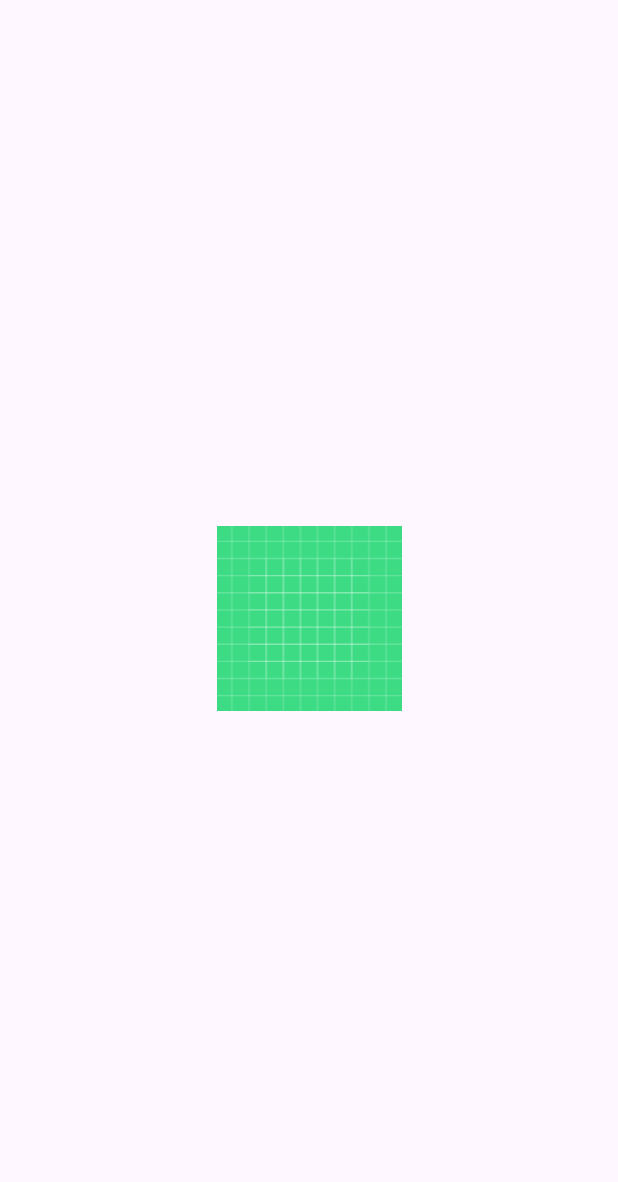
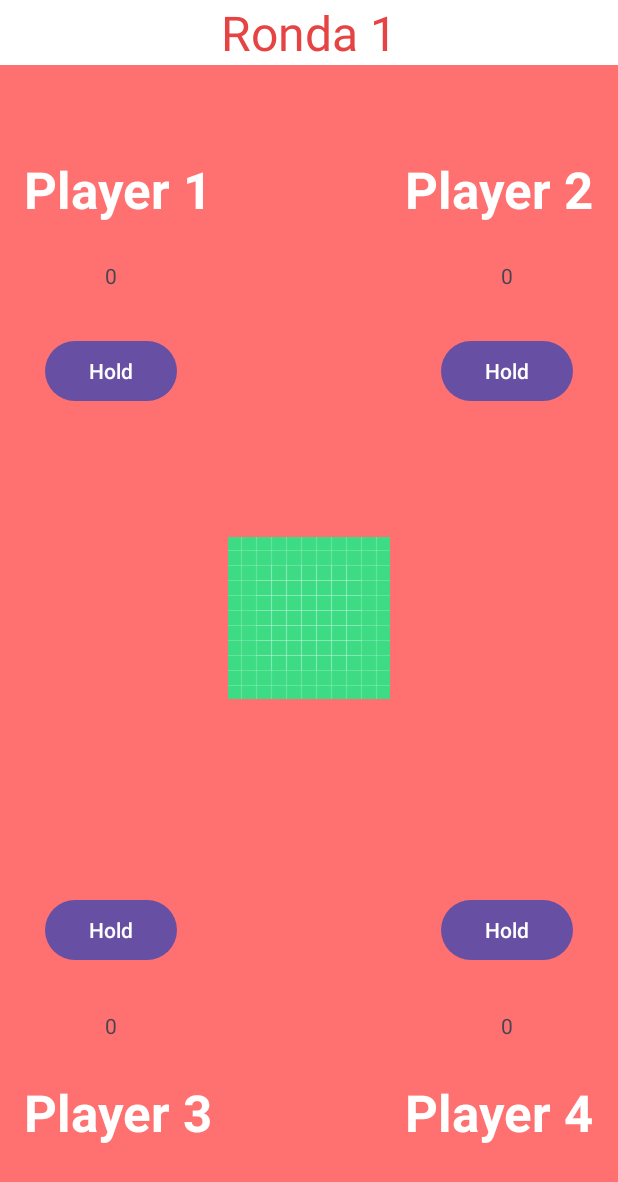
Before and after one commit to byMarkky/pig_app, an Android app: the layout activity_main.xml on its own in the app's theme, with its tools: preview values and no code run, on a phone screen of 412 x 824 dp. Shown: the top 1182 px of the screen. Run offline under Robolectric (Android 15) with nearby library versions, the phone set to English and light mode, and no system bars.

Commit message:
UI Approach

```diff
--- a/app/src/main/java/com/example/pig_marco_ramos/MainActivity.kt
+++ b/app/src/main/java/com/example/pig_marco_ramos/MainActivity.kt
@@ -1,11 +1,9 @@
 package com.example.pig_marco_ramos
 
-import android.animation.ValueAnimator
 import android.os.Bundle
 import androidx.activity.enableEdgeToEdge
 import androidx.appcompat.app.AppCompatActivity
 import com.example.pig_marco_ramos.databinding.ActivityMainBinding
-import kotlin.random.Random
 
 class MainActivity : AppCompatActivity() {
 
@@ -20,24 +18,18 @@ class MainActivity : AppCompatActivity() {
 
         val animDuration: Long = 450
 
-        binding.imageView.setOnClickListener {
-            val random = (Random.nextInt(0, 6) + 1)
+        val players = arrayOf(
+            Player("Jugador 1", binding.playerOneText, binding.playerOneHold),
+            Player("Jugador 2", binding.playerTwoText,binding.playerTwoHold),
+            Player("Jugador 3", binding.playerThreeText,binding.playerThreeHold),
+            Player("Jugador 4", binding.playerFourText,binding.playerFourHold))
 
-            val valueAnimator = ValueAnimator.ofInt(1, random)
+        for (player in players) {
+            player.holdButton.setOnClickListener {
+                player.label.text = player.name
+            }
+        }
 
-            valueAnimator.addUpdateListener {
-                binding.textView.text = valueAnimator.animatedValue.toString()
-            }
 
-            valueAnimator.setDuration(animDuration)
-
-            if (ronda >= 5) {
-                binding.textView.text = "Se acabo el juego"
-            } else {
-                binding.textView.text = random.toString()
-                valueAnimator.start()
-                ronda += 1
-            }
-        }   // onClickListener
     }   // onCreate
 }
--- /dev/null
+++ b/app/src/main/java/com/example/pig_marco_ramos/Player.kt
@@ -0,0 +1,11 @@
+package com.example.pig_marco_ramos
+
+import android.widget.Button
+import android.widget.TextView
+
+class Player(var name: String, var label: TextView, var holdButton: Button) {
+
+    var totalPoints: Int = 0
+
+    val currentPoints: Int = 0
+}
--- a/app/src/main/res/layout/activity_main.xml
+++ b/app/src/main/res/layout/activity_main.xml
@@ -5,31 +5,162 @@
     android:id="@+id/main"
     android:layout_width="match_parent"
     android:layout_height="match_parent"
+    android:background="#FF7171"
     tools:context=".MainActivity">
+
+    <TextView
+        android:id="@+id/roudnCounter"
+        android:layout_width="0dp"
+        android:layout_height="wrap_content"
+        android:background="#FFFFFF"
+        android:text="@string/round_counter"
+        android:textAlignment="center"
+        android:textColor="@color/red_title"
+        android:textSize="32sp"
+        app:layout_constraintEnd_toEndOf="parent"
+        app:layout_constraintStart_toStartOf="parent"
+        app:layout_constraintTop_toTopOf="parent" />
+
+    <TextView
+        android:id="@+id/playerOneText"
+        android:layout_width="wrap_content"
+        android:layout_height="wrap_content"
+        android:layout_marginStart="16dp"
+        android:layout_marginTop="60dp"
+        android:text="Player 1"
+        android:textColor="@color/white"
+        android:textSize="34sp"
+        android:textStyle="bold"
+        app:layout_constraintStart_toStartOf="parent"
+        app:layout_constraintTop_toBottomOf="@+id/roudnCounter" />
+
+    <TextView
+        android:id="@+id/playerTwoText"
+        android:layout_width="wrap_content"
+        android:layout_height="wrap_content"
+        android:layout_marginTop="60dp"
+        android:layout_marginEnd="16dp"
+        android:text="Player 2"
+        android:textColor="@color/white"
+        android:textSize="34sp"
+        android:textStyle="bold"
+        app:layout_constraintEnd_toEndOf="parent"
+        app:layout_constraintTop_toBottomOf="@+id/roudnCounter" />
+
+    <TextView
+        android:id="@+id/playerThreeText"
+        android:layout_width="wrap_content"
+        android:layout_height="wrap_content"
+        android:layout_marginStart="16dp"
+        android:layout_marginBottom="60dp"
+        android:text="Player 3"
+        android:textColor="@color/white"
+        android:textSize="34sp"
+        android:textStyle="bold"
+        app:layout_constraintBottom_toBottomOf="parent"
+        app:layout_constraintStart_toStartOf="parent" />
+
+    <TextView
+        android:id="@+id/playerFourText"
+        android:layout_width="wrap_content"
+        android:layout_height="wrap_content"
+        android:layout_marginEnd="16dp"
+        android:layout_marginBottom="60dp"
+        android:text="Player 4"
+        android:textColor="@color/white"
+        android:textSize="34sp"
+        android:textStyle="bold"
+        app:layout_constraintBottom_toBottomOf="parent"
+        app:layout_constraintEnd_toEndOf="parent" />
 
     <ImageView
         android:id="@+id/imageView"
-        android:layout_width="124dp"
-        android:layout_height="123dp"
+        android:layout_width="wrap_content"
+        android:layout_height="wrap_content"
         app:layout_constraintBottom_toBottomOf="parent"
         app:layout_constraintEnd_toEndOf="parent"
-        app:layout_constraintHorizontal_bias="0.5"
         app:layout_constraintStart_toStartOf="parent"
         app:layout_constraintTop_toTopOf="parent"
-        app:layout_constraintVertical_bias="0.5"
         app:srcCompat="@drawable/ic_launcher_background" />
 
     <TextView
-        android:id="@+id/textView"
+        android:id="@+id/playerOneCounter"
         android:layout_width="wrap_content"
         android:layout_height="wrap_content"
-        android:layout_marginStart="174dp"
-        android:layout_marginTop="179dp"
-        android:layout_marginEnd="179dp"
-        android:layout_marginBottom="106dp"
-        app:layout_constraintBottom_toBottomOf="parent"
+        android:layout_marginStart="70dp"
+        android:layout_marginTop="25dp"
+        android:text="0"
+        app:layout_constraintStart_toStartOf="parent"
+        app:layout_constraintTop_toBottomOf="@+id/playerOneText" />
+
+    <TextView
+        android:id="@+id/playerTwoCounter"
+        android:layout_width="wrap_content"
+        android:layout_height="wrap_content"
+        android:layout_marginTop="25dp"
+        android:layout_marginEnd="70dp"
+        android:text="0"
         app:layout_constraintEnd_toEndOf="parent"
+        app:layout_constraintTop_toBottomOf="@+id/playerTwoText" />
+
+    <TextView
+        android:id="@+id/playerThreeCounter"
+        android:layout_width="wrap_content"
+        android:layout_height="wrap_content"
+        android:layout_marginStart="70dp"
+        android:layout_marginBottom="25dp"
+        android:text="0"
+        app:layout_constraintBottom_toTopOf="@+id/playerThreeText"
+        app:layout_constraintStart_toStartOf="parent" />
+
+    <TextView
+        android:id="@+id/playerFourCounter"
+        android:layout_width="wrap_content"
+        android:layout_height="wrap_content"
+        android:layout_marginEnd="70dp"
+        android:layout_marginBottom="25dp"
+        android:text="0"
+        app:layout_constraintBottom_toTopOf="@+id/playerFourText"
+        app:layout_constraintEnd_toEndOf="parent" />
+
+    <Button
+        android:id="@+id/playerTwoHold"
+        android:layout_width="wrap_content"
+        android:layout_height="wrap_content"
+        android:layout_marginTop="30dp"
+        android:layout_marginEnd="30dp"
+        android:text="@string/hold_button"
+        app:layout_constraintEnd_toEndOf="parent"
+        app:layout_constraintTop_toBottomOf="@+id/playerTwoCounter" />
+
+    <Button
+        android:id="@+id/playerOneHold"
+        android:layout_width="wrap_content"
+        android:layout_height="wrap_content"
+        android:layout_marginStart="30dp"
+        android:layout_marginTop="30dp"
+        android:text="@string/hold_button"
         app:layout_constraintStart_toStartOf="parent"
-        app:layout_constraintTop_toBottomOf="@+id/imageView" />
+        app:layout_constraintTop_toBottomOf="@+id/playerOneCounter" />
+
+    <Button
+        android:id="@+id/playerThreeHold"
+        android:layout_width="wrap_content"
+        android:layout_height="wrap_content"
+        android:layout_marginStart="30dp"
+        android:layout_marginBottom="30dp"
+        android:text="@string/hold_button"
+        app:layout_constraintBottom_toTopOf="@+id/playerThreeCounter"
+        app:layout_constraintStart_toStartOf="parent" />
+
+    <Button
+        android:id="@+id/playerFourHold"
+        android:layout_width="wrap_content"
+        android:layout_height="wrap_content"
+        android:layout_marginEnd="30dp"
+        android:layout_marginBottom="30dp"
+        android:text="@string/hold_button"
+        app:layout_constraintBottom_toTopOf="@+id/playerFourCounter"
+        app:layout_constraintEnd_toEndOf="parent" />
 
 </androidx.constraintlayout.widget.ConstraintLayout>
--- a/app/src/main/res/values/colors.xml
+++ b/app/src/main/res/values/colors.xml
@@ -2,4 +2,5 @@
 <resources>
     <color name="black">#FF000000</color>
     <color name="white">#FFFFFFFF</color>
+    <color name="red_title">#E64444</color>
 </resources>
--- a/app/src/main/res/values/strings.xml
+++ b/app/src/main/res/values/strings.xml
@@ -1,5 +1,5 @@
 <resources>
     <string name="app_name">Pig_Marco_Ramos</string>
-    <string name="diceBtn">Tirar Dado</string>
-    <string name="diceStartNumber">1</string>
+    <string name="round_counter">Ronda 1</string>
+    <string name="hold_button">Hold</string>
 </resources>
```
